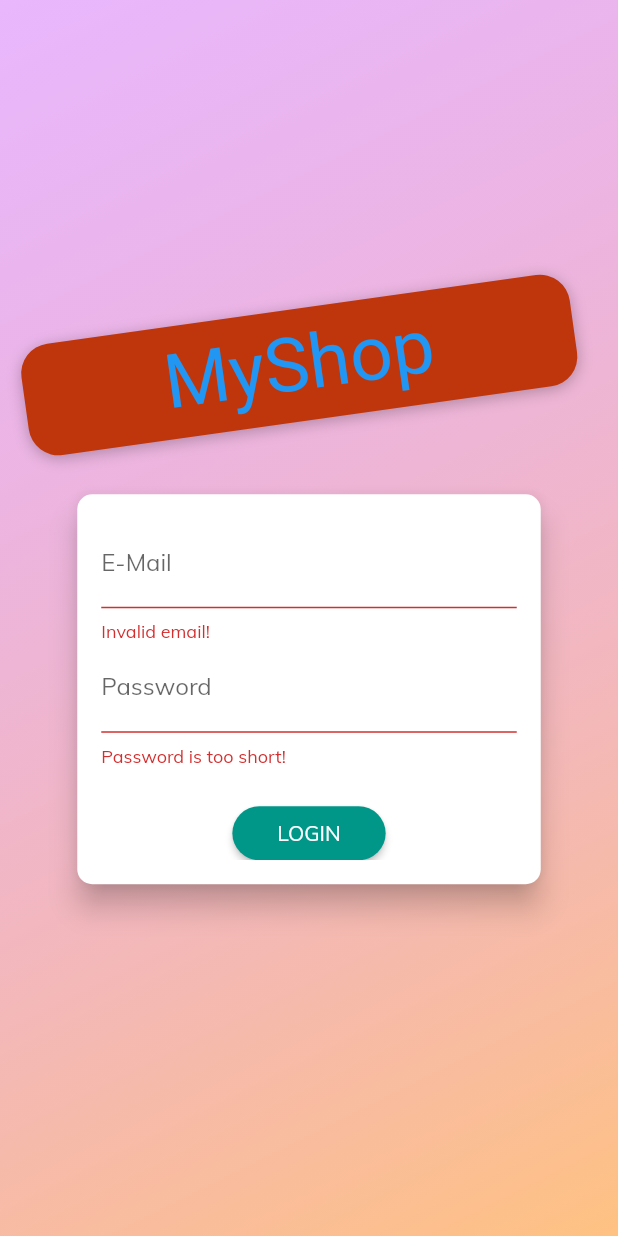
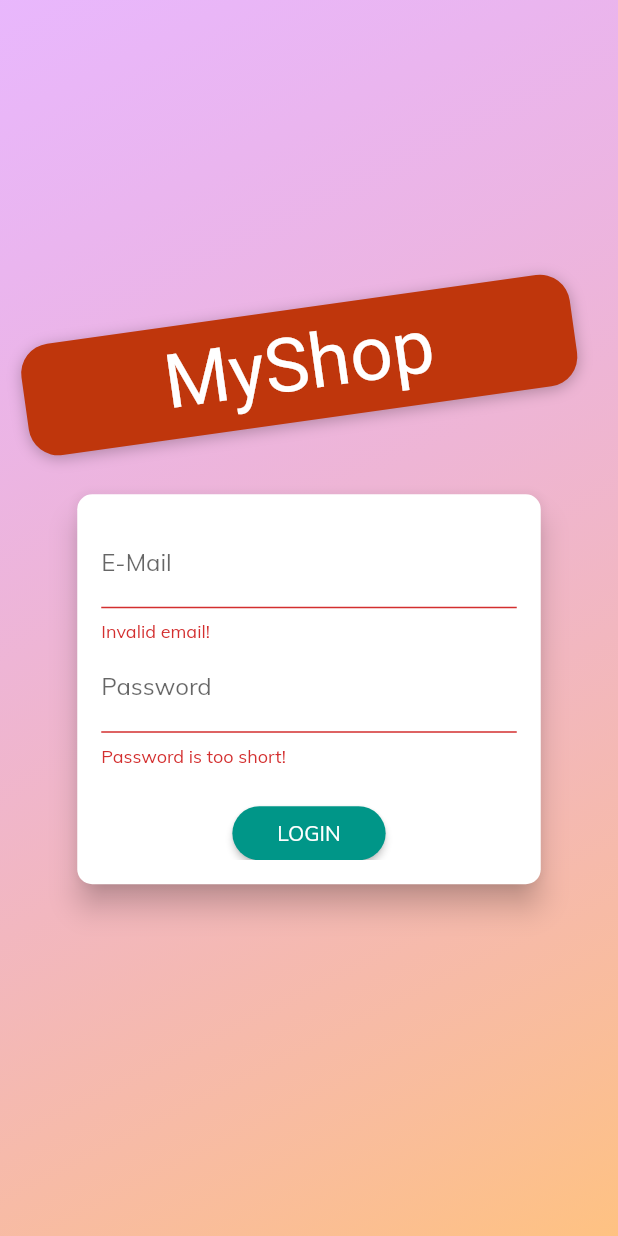
Before and after one commit to ashishs07/shop, a Flutter app: the screen it shows after launch, after a tap on "LOGIN", on a phone screen of 412 x 824 dp. Run offline on Flutter 3.47's test engine with Material 2 defaults, Android fonts, the phone set to English and light mode, and no system bars; our stand-ins replace cloud_firestore, firebase_auth; accounts and stored records are empty; Roboto replaces fonts that are missing (Anton).

Commit message:
Separting BL

```diff
--- a/lib/screens/auth_screen/auth_card.dart
+++ b/lib/screens/auth_screen/auth_card.dart
@@ -7,10 +7,6 @@ import '../../providers/auth_provider.dart';
 enum AuthMode { Signup, Login }
 
 class AuthCard extends StatefulWidget {
-  const AuthCard({
-    Key key,
-  }) : super(key: key);
-
   @override
   _AuthCardState createState() => _AuthCardState();
 }
@@ -42,15 +38,14 @@ class _AuthCardState extends State<AuthCard> {
   }
 
   Future<void> _submit() async {
-    if (!_formKey.currentState.validate()) {
-      // Invalid!
-      return;
-    }
+    if (!_formKey.currentState.validate()) return;
+
     _formKey.currentState.save();
     setState(() {
       _isLoading = true;
     });
     try {
+      FocusScope.of(context).unfocus();
       if (_authMode == AuthMode.Login) {
         await Provider.of<AuthProvider>(context, listen: false)
             .signInWithEmailAndPassword(
@@ -61,21 +56,7 @@ class _AuthCardState extends State<AuthCard> {
                 _emailTextCont.text, _passTextCont.text);
       }
     } on HttpException catch (error) {
-      var errorMessage = 'Authentication Failed';
-      if (error.toString().contains('EMAIL_EXISTS')) {
-        errorMessage = 'This email already exists';
-      } else if (error.toString().contains('INVALID_EMAIL')) {
-        errorMessage = 'This is not a valid email.';
-      } else if (error.toString().contains('EMAIL_NOT_FOUND')) {
-        errorMessage = 'This email is not registered.';
-      } else if (error.toString().contains('INVALID_PASSWORD')) {
-        errorMessage = 'Wrong Password Entered!';
-      } else if (error.toString().contains('USER_DISABLED')) {
-        errorMessage = 'You have been Disabled by ADMIN !';
-      } else if (error.toString().contains('WEAK_PASSWORD')) {
-        errorMessage = 'Your password is too weak.';
-      }
-      _showDialog(errorMessage);
+      _showDialog(error.message);
     } catch (error) {
       _showDialog(error.toString());
     }
@@ -86,6 +67,8 @@ class _AuthCardState extends State<AuthCard> {
   }
 
   void _switchAuthMode() {
+    _emailTextCont.clear();
+    _passTextCont.clear();
     if (_authMode == AuthMode.Login) {
       setState(() {
         _authMode = AuthMode.Signup;
@@ -116,7 +99,22 @@ class _AuthCardState extends State<AuthCard> {
           child: SingleChildScrollView(
             child: Column(
               children: <Widget>[
-                TextFormField(
+                _buildEmailTTF(),
+                _buildPasswordTTF(),
+                if (_authMode == AuthMode.Signup) _buildConfPassTTF(),
+                SizedBox(height: 20),
+                _buildSubmitButton(),
+                _buildInsteadButton(),
+              ],
+            ),
+          ),
+        ),
+      ),
+    );
+  }
+
+  Widget _buildEmailTTF() {
+    return TextFormField(
       decoration: InputDecoration(labelText: 'E-Mail'),
       keyboardType: TextInputType.emailAddress,
       controller: _emailTextCont,
@@ -129,8 +127,11 @@ class _AuthCardState extends State<AuthCard> {
       onSaved: (value) {
         _emailTextCont.text = value;
       },
-                ),
-                TextFormField(
+    );
+  }
+
+  Widget _buildPasswordTTF() {
+    return TextFormField(
       decoration: InputDecoration(labelText: 'Password'),
       obscureText: true,
       controller: _passTextCont,
@@ -143,9 +144,11 @@ class _AuthCardState extends State<AuthCard> {
       onSaved: (value) {
         _passTextCont.text = value;
       },
-                ),
-                if (_authMode == AuthMode.Signup)
-                  TextFormField(
+    );
+  }
+
+  Widget _buildConfPassTTF() {
+    return TextFormField(
       enabled: _authMode == AuthMode.Signup,
       decoration: InputDecoration(labelText: 'Confirm Password'),
       obscureText: true,
@@ -157,38 +160,33 @@ class _AuthCardState extends State<AuthCard> {
               return null;
             }
           : null,
-                  ),
-                SizedBox(
-                  height: 20,
-                ),
+    );
+  }
+
+  Widget _buildSubmitButton() {
     if (_isLoading)
-                  CircularProgressIndicator()
+      return CircularProgressIndicator();
     else
-                  RaisedButton(
-                    child:
-                        Text(_authMode == AuthMode.Login ? 'LOGIN' : 'SIGN UP'),
+      return RaisedButton(
+        child: Text(_authMode == AuthMode.Login ? 'LOGIN' : 'SIGN UP'),
         onPressed: _submit,
         shape: RoundedRectangleBorder(
           borderRadius: BorderRadius.circular(30),
         ),
-                    padding:
-                        EdgeInsets.symmetric(horizontal: 30.0, vertical: 8.0),
+        padding: EdgeInsets.symmetric(horizontal: 30.0, vertical: 8.0),
         color: Theme.of(context).primaryColor,
         textColor: Theme.of(context).primaryTextTheme.button.color,
-                  ),
-                FlatButton(
-                  child: Text(
-                      '${_authMode == AuthMode.Login ? 'SIGNUP' : 'LOGIN'} INSTEAD'),
+      );
+  }
+
+  Widget _buildInsteadButton() {
+    return FlatButton(
+      child:
+          Text('${_authMode == AuthMode.Login ? 'SIGNUP' : 'LOGIN'} INSTEAD'),
       onPressed: _switchAuthMode,
       padding: EdgeInsets.symmetric(horizontal: 30.0, vertical: 4),
       materialTapTargetSize: MaterialTapTargetSize.shrinkWrap,
       textColor: Theme.of(context).primaryColor,
-                ),
-              ],
-            ),
-          ),
-        ),
-      ),
     );
   }
 }
--- a/lib/screens/auth_screen/auth_screen.dart
+++ b/lib/screens/auth_screen/auth_screen.dart
@@ -73,7 +73,7 @@ class AuthScreen extends StatelessWidget {
       child: Text(
         'MyShop',
         style: TextStyle(
-          color: Theme.of(context).accentColor,
+          color: Colors.white,
           fontSize: 50,
           fontFamily: 'Anton',
           fontWeight: FontWeight.normal,
--- a/lib/screens/cart_screen/cart_screen.dart
+++ b/lib/screens/cart_screen/cart_screen.dart
@@ -34,6 +34,7 @@ class CartScreen extends StatelessWidget {
         stream: Provider.of<CartProvider>(context).getCartItems(),
         builder: (context, snapshot) {
           if (snapshot.hasData) {
+            if (snapshot.data.length != 0) {
               final cartItems = snapshot.data;
               return ListView.builder(
                 itemBuilder: (ctx, index) => CartCard(cartItems[index]),
@@ -42,6 +43,9 @@ class CartScreen extends StatelessWidget {
             } else {
               return Center(child: Text('Your cart is Empty'));
             }
+          } else {
+            return Center(child: CircularProgressIndicator());
+          }
         });
   }
 }
```
Also changed, not shown: lib/providers/auth_provider.dart (+39 -3 lines), lib/screens/home_screen/product_item.dart (+2 -16 lines), lib/screens/orders_screen/orders_screen.dart (+12 -7 lines). Lines whose indentation alone changed are shown as unchanged.
